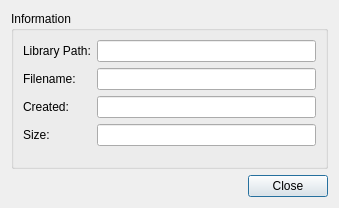
Before: the Qt Designer form src/UserInterface/src/Dialogs/AboutLibraryDialog.ui in till213/SkyDolly, drawn with Qt 5.
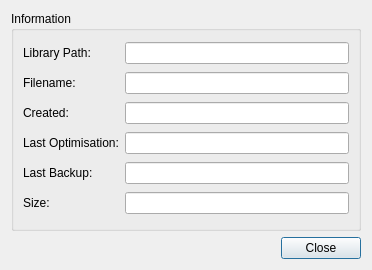
After: the same form once the commit is applied.

```diff
--- a/src/UserInterface/src/Dialogs/AboutLibraryDialog.ui
+++ b/src/UserInterface/src/Dialogs/AboutLibraryDialog.ui
@@ -6,8 +6,8 @@
    <rect>
     <x>0</x>
     <y>0</y>
-    <width>339</width>
-    <height>208</height>
+    <width>372</width>
+    <height>270</height>
    </rect>
   </property>
   <property name="windowTitle">
@@ -15,14 +15,14 @@
   </property>
   <layout class="QGridLayout" name="gridLayout_2">
    <property name="sizeConstraint">
-    <enum>QLayout::SetMaximumSize</enum>
+    <enum>QLayout::SetMinimumSize</enum>
    </property>
    <item row="0" column="0">
     <widget class="QGroupBox" name="groupBox">
      <property name="title">
       <string>Information</string>
      </property>
-     <layout class="QFormLayout" name="formLayout">
+     <layout class="QGridLayout" name="gridLayout">
       <item row="0" column="0">
        <widget class="QLabel" name="label">
         <property name="text">
@@ -71,7 +71,7 @@
        </widget>
       </item>
       <item row="2" column="1">
-       <widget class="QLineEdit" name="createdLineEdit">
+       <widget class="QLineEdit" name="createdDateLineEdit">
         <property name="minimumSize">
          <size>
           <width>200</width>
@@ -84,13 +84,53 @@
        </widget>
       </item>
       <item row="3" column="0">
+       <widget class="QLabel" name="label_5">
+        <property name="text">
+         <string>Last Optimisation:</string>
+        </property>
+       </widget>
+      </item>
+      <item row="3" column="1">
+       <widget class="QLineEdit" name="lastOptimisationDateLineEdit">
+        <property name="minimumSize">
+         <size>
+          <width>200</width>
+          <height>0</height>
+         </size>
+        </property>
+        <property name="readOnly">
+         <bool>true</bool>
+        </property>
+       </widget>
+      </item>
+      <item row="4" column="0">
+       <widget class="QLabel" name="label_6">
+        <property name="text">
+         <string>Last Backup:</string>
+        </property>
+       </widget>
+      </item>
+      <item row="4" column="1">
+       <widget class="QLineEdit" name="lastBackupDateLineEdit">
+        <property name="minimumSize">
+         <size>
+          <width>200</width>
+          <height>0</height>
+         </size>
+        </property>
+        <property name="readOnly">
+         <bool>true</bool>
+        </property>
+       </widget>
+      </item>
+      <item row="5" column="0">
        <widget class="QLabel" name="label_3">
         <property name="text">
          <string>Size:</string>
         </property>
        </widget>
       </item>
-      <item row="3" column="1">
+      <item row="5" column="1">
        <widget class="QLineEdit" name="librarySizeLineEdit">
         <property name="minimumSize">
          <size>
```
